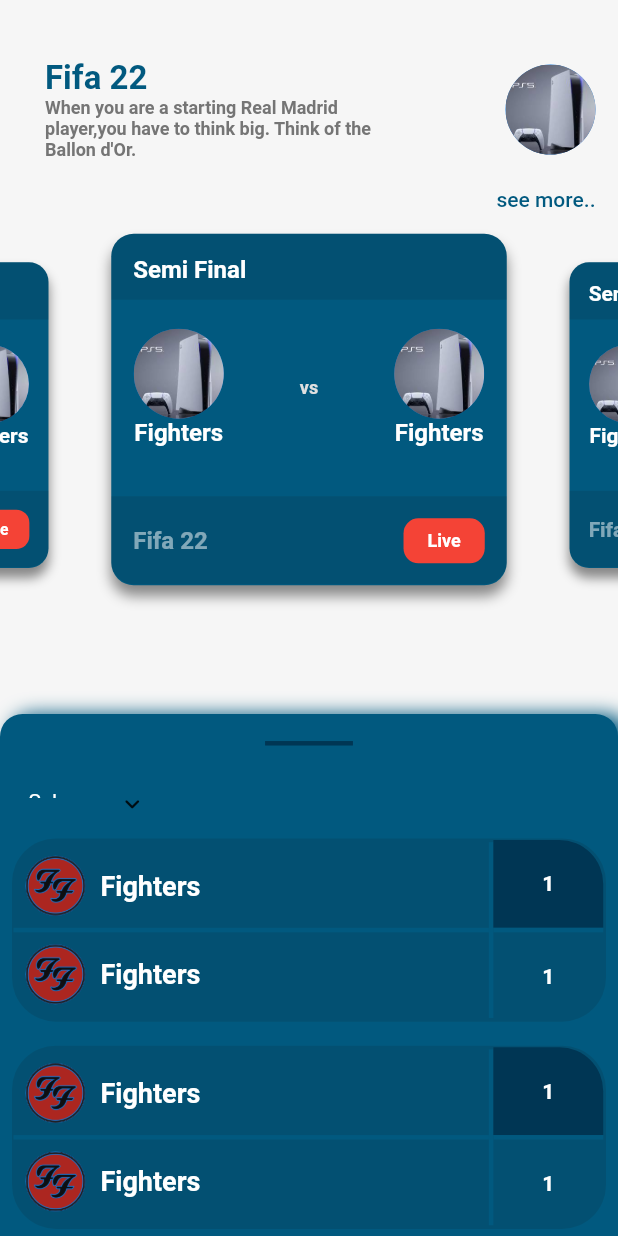
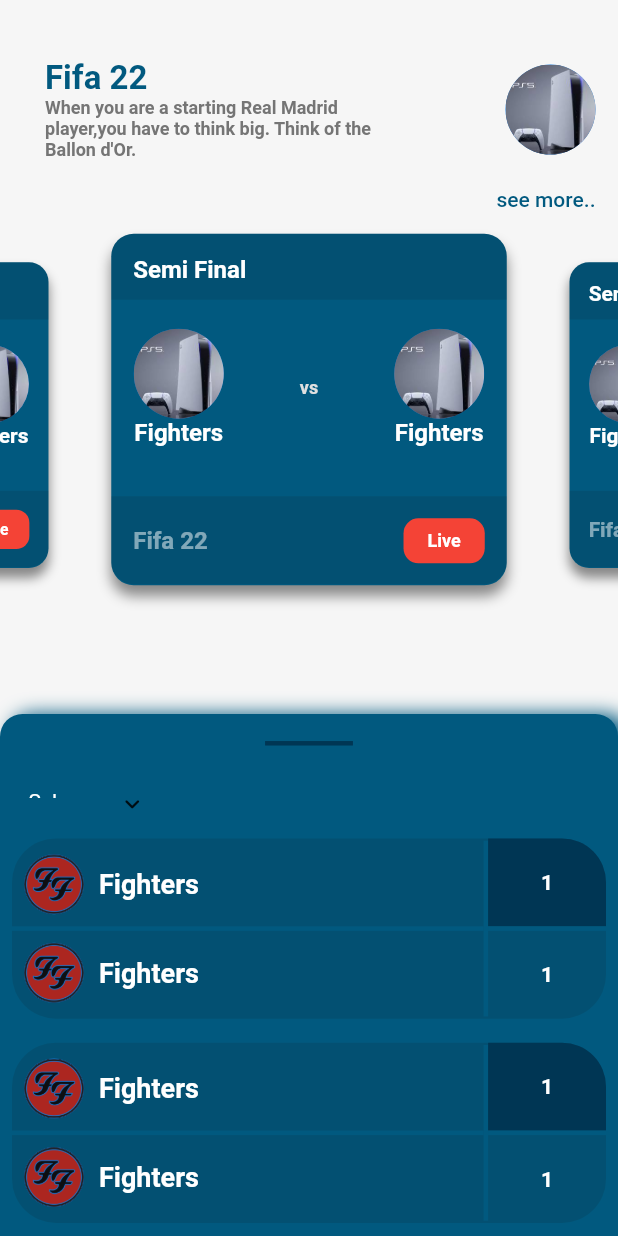
Before and after one commit to YousefSalahKassem/Brave-System, a Flutter app: the GameDetails screen opened by its route, on a phone screen of 412 x 824 dp. Run offline on Flutter 3.47's test engine with Material 2 defaults, Android fonts, the phone set to English and light mode, and no system bars; drawn by our look-alikes of animated_custom_dropdown, carousel_slider; our stand-ins replace after_layout, dots_indicator, flutter_fortune_wheel, flutter_svg, font_awesome_flutter, get and 3 more; missing offline and left inert: awesome_widgets.

Commit message:
knockout responsive different screens

```diff
--- a/lib/view/Tournamets/game_details.dart
+++ b/lib/view/Tournamets/game_details.dart
@@ -234,15 +234,14 @@ class GameDetails extends StatelessWidget {
                       itemBuilder: (context,index){
                         return Container(
                           margin: const EdgeInsets.all(8),
-                          padding: const EdgeInsets.all(1),
                           decoration: BoxDecoration(
                             borderRadius: BorderRadius.circular(Dimensions.height30),
                             color: ColorsApp().blueTransparent,
                           ),
                           child: Row(
                             children: [
-                              SizedBox(
-                                width:Dimensions.splashImage*1.3,
+                              Expanded(
+                                flex:4,
                                 child: Column(
                                   children: [
                                     Padding(
@@ -282,13 +281,12 @@ class GameDetails extends StatelessWidget {
                               SizedBox(
                                 height: Dimensions.height30*4,
                                 child: Container(
-                                  height: Dimensions.splashImage,
                                   width: 3,
                                   color: ColorsApp().primary,
                                 ),
                               ),
-                              SizedBox(
-                                width:Dimensions.height30*2.5,
+                              Expanded(
+                                flex:1,
                                 child: Column(
                                   children: [
                                     Container(
```
